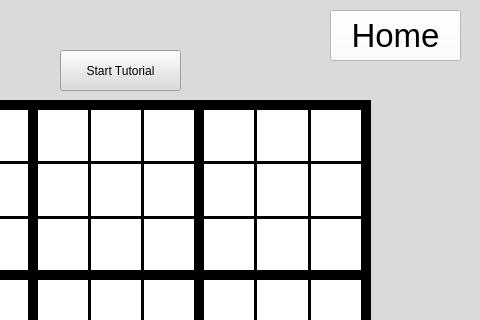
This is Sudoku/mainwindow.ui in UofU-CS3505/cs3505-assignment9-AveryBroadbent as Qt 5 draws it before an edit; both pictures show x 270 to 750 and y 0 to 320 of the 838 by 730 pixel window. The edited form follows.
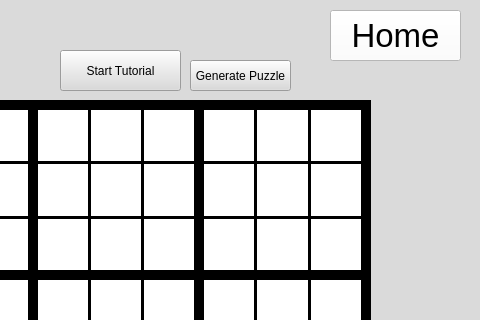
This is the edited form. Icons and pictures are not drawn. Custom widgets are drawn as their Qt base class.

Commit message: Implemented sudoku puzzle generation

```diff
--- a/Sudoku/mainwindow.ui
+++ b/Sudoku/mainwindow.ui
@@ -2445,6 +2445,22 @@
        <string>Note Mode</string>
       </property>
      </widget>
+     <widget class="QPushButton" name="newPuzzleButton">
+      <property name="geometry">
+       <rect>
+        <x>460</x>
+        <y>60</y>
+        <width>101</width>
+        <height>31</height>
+       </rect>
+      </property>
+      <property name="styleSheet">
+       <string notr="true">color: rgb(0, 0, 0);</string>
+      </property>
+      <property name="text">
+       <string>Generate Puzzle</string>
+      </property>
+     </widget>
     </widget>
     <widget class="QWidget" name="Intro2">
      <widget class="QLabel" name="label_7">
```
Left out of the diff: 5 changed lines with no effect on the pictures. The commit also changes 3 other files.
